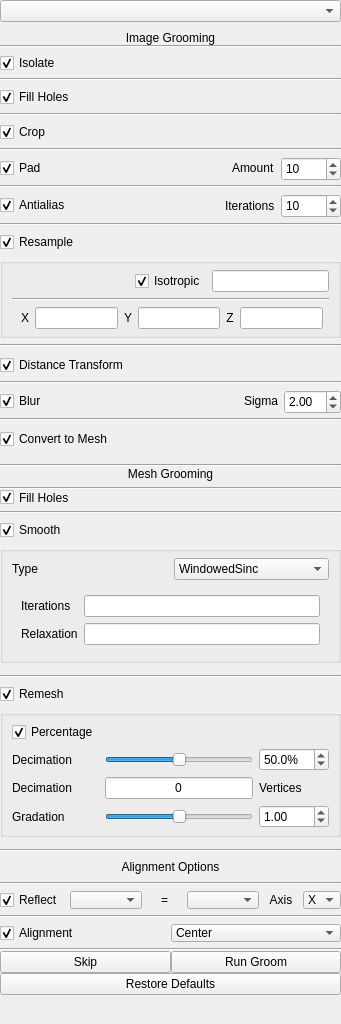
The window that Studio/src/Groom/GroomTool.ui (SCIInstitute/ShapeWorks) describes before a commit, drawn with Qt 5.
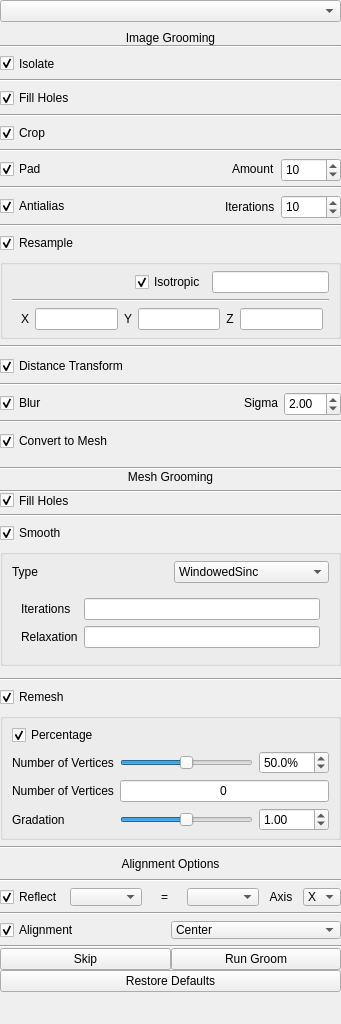
The same window after the commit.

Commit message: Adjust remesh layout, renaming

What changed in the file:
```diff
--- a/Studio/src/Groom/GroomTool.ui
+++ b/Studio/src/Groom/GroomTool.ui
@@ -995,8 +995,11 @@
            </layout>
           </widget>
          </item>
-         <item row="2" column="0">
-          <widget class="QWidget" name="smooth_mesh_widget_2" native="true">
+        </layout>
+       </widget>
+      </item>
+      <item>
+       <widget class="QWidget" name="remesh_widget" native="true">
            <layout class="QGridLayout" name="gridLayout_15">
             <property name="leftMargin">
              <number>0</number>
@@ -1121,7 +1124,7 @@
                <item row="1" column="0">
                 <widget class="QLabel" name="remesh_percent_label">
                  <property name="text">
-                  <string>Decimation</string>
+               <string>Number of Vertices</string>
                  </property>
                 </widget>
                </item>
@@ -1135,11 +1138,11 @@
                <item row="2" column="0">
                 <widget class="QLabel" name="remesh_num_vertices_label">
                  <property name="text">
-                  <string>Decimation</string>
+               <string>Number of Vertices</string>
                  </property>
                 </widget>
                </item>
-               <item row="2" column="1">
+            <item row="2" column="1" colspan="2">
                 <widget class="QLineEdit" name="remesh_num_vertices">
                  <property name="text">
                   <string>0</string>
@@ -1149,19 +1152,6 @@
                  </property>
                 </widget>
                </item>
-               <item row="2" column="2">
-                <widget class="QLabel" name="remesh_vertices_labels">
-                 <property name="minimumSize">
-                  <size>
-                   <width>70</width>
-                   <height>0</height>
-                  </size>
-                 </property>
-                 <property name="text">
-                  <string>Vertices</string>
-                 </property>
-                </widget>
-               </item>
               </layout>
              </widget>
             </item>
@@ -1170,9 +1160,6 @@
               <property name="orientation">
                <enum>Qt::Horizontal</enum>
               </property>
-             </widget>
-            </item>
-           </layout>
           </widget>
          </item>
         </layout>
```
Lines whose indentation alone changed are shown as unchanged. The commit also changes 1 other file.
